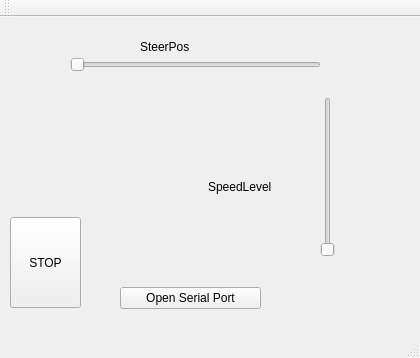
t-walker-21/IGVC, file RoverPilot/roverPilot/mainwindow.ui: the form before one commit.
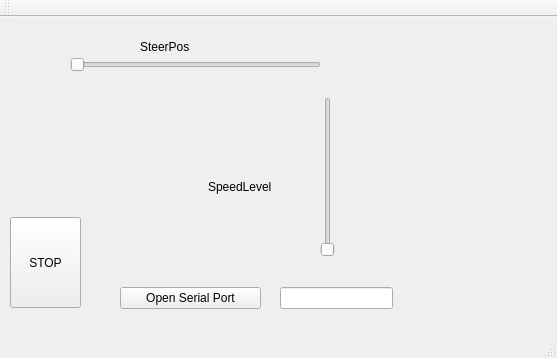
The form after the commit.

Commit message: Fix serial port button error, widened GUI window, added line edit to input name of COM port

```diff
--- a/RoverPilot/roverPilot/mainwindow.ui
+++ b/RoverPilot/roverPilot/mainwindow.ui
@@ -6,7 +6,7 @@
    <rect>
     <x>0</x>
     <y>0</y>
-    <width>420</width>
+    <width>557</width>
     <height>358</height>
    </rect>
   </property>
@@ -104,6 +104,16 @@
      <string>Open Serial Port</string>
     </property>
    </widget>
+   <widget class="QLineEdit" name="comPortName">
+    <property name="geometry">
+     <rect>
+      <x>280</x>
+      <y>270</y>
+      <width>113</width>
+      <height>22</height>
+     </rect>
+    </property>
+   </widget>
   </widget>
   <widget class="QMenuBar" name="menuBar">
    <property name="geometry">
```
Left out of the diff: 2 changed lines with no effect on the pictures. The commit also changes 2 other files.
